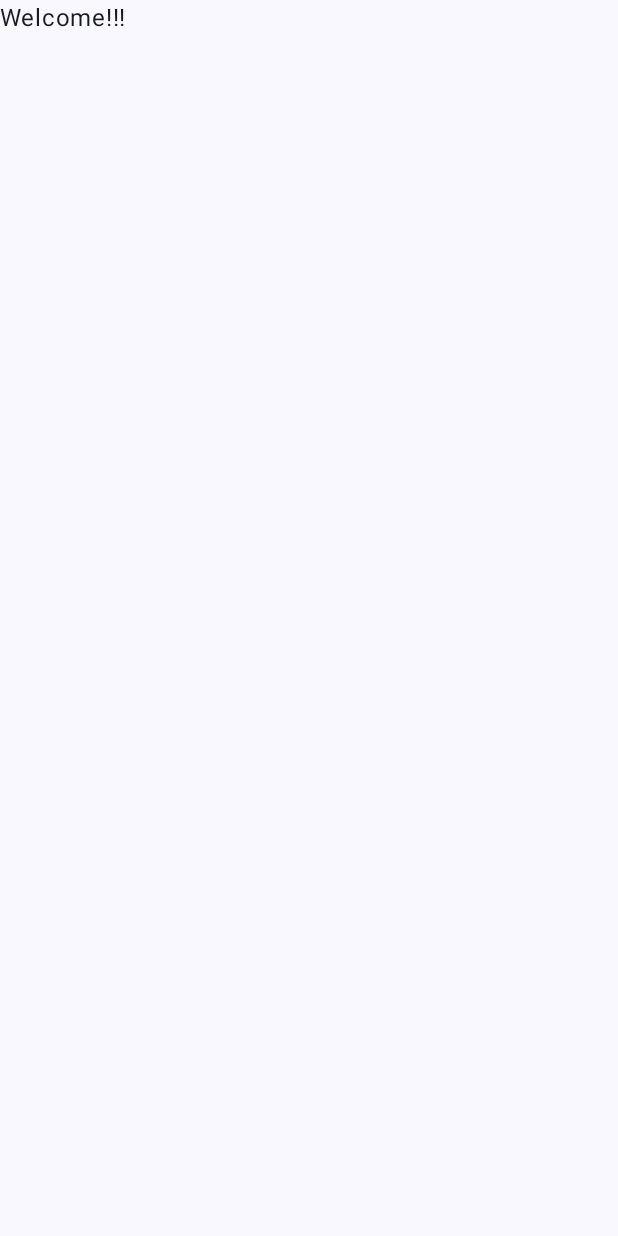
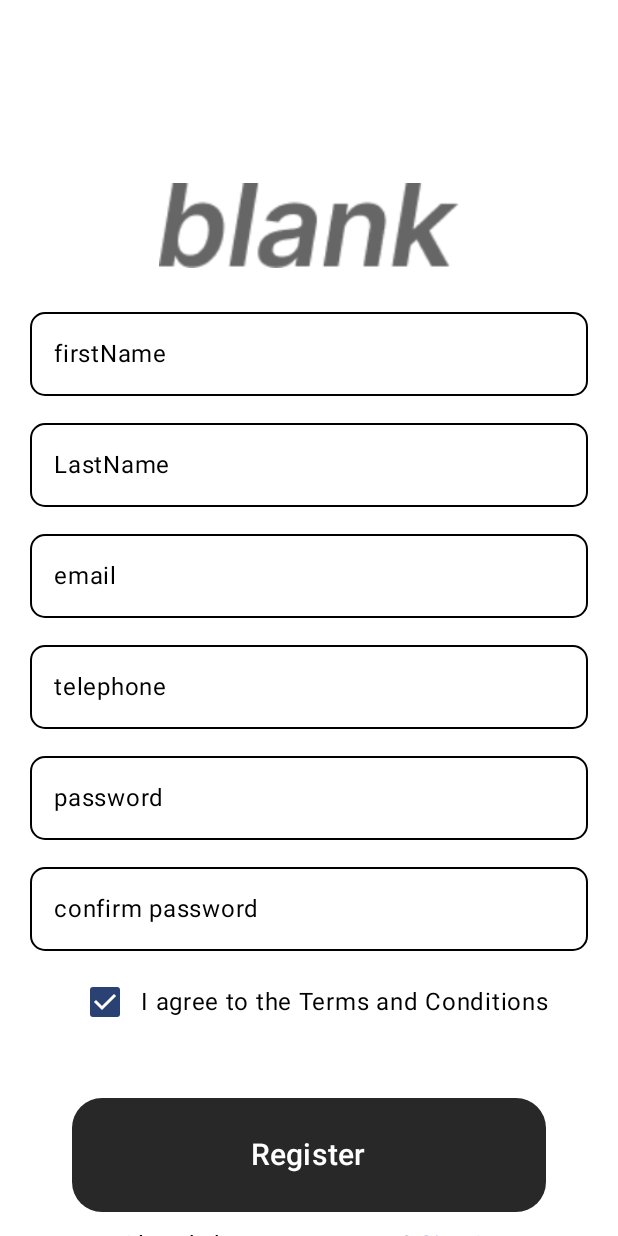
Before and after one commit to Jilly-del/Blank, an Android app built with Jetpack Compose: the sign_up screen opened through its navigation route, on a phone screen of 412 x 824 dp. Before the commit the screen is almost empty. Run offline under Robolectric (Android 15) with nearby library versions, the phone set to English and light mode, and no system bars.

Commit message:
added new screen, sign in, sign up and home screen

```diff
--- a/app/src/main/java/com/example/blank/MainActivity.kt
+++ b/app/src/main/java/com/example/blank/MainActivity.kt
@@ -10,6 +10,7 @@ import androidx.compose.foundation.layout.fillMaxSize
 import androidx.compose.material3.Scaffold
 import androidx.compose.ui.Modifier
 import com.example.blank.navigation.AppNavigation
+import com.example.blank.ui.screens.SignUp
 import com.example.blank.ui.theme.BlankTheme
 
 class MainActivity : ComponentActivity() {
--- a/app/src/main/java/com/example/blank/navigation/AppNavigation.kt
+++ b/app/src/main/java/com/example/blank/navigation/AppNavigation.kt
@@ -7,6 +7,8 @@ import androidx.navigation.compose.NavHost
 import androidx.navigation.compose.composable
 import androidx.navigation.compose.rememberNavController
 import com.example.blank.ui.screens.GetStarted
+import com.example.blank.ui.screens.Home
+import com.example.blank.ui.screens.SignIn
 import com.example.blank.ui.screens.SignUp
 
 @Composable
@@ -14,7 +16,9 @@ fun AppNavigation(modifier: Modifier = Modifier) {
     val navController : NavHostController = rememberNavController()
     NavHost(navController, startDestination = "get_started") {
         composable (route = "get_started"){ GetStarted(navController) }
-        composable(route = "sign_up") { SignUp() }
+        composable(route = "sign_up") { SignUp(navController) }
+        composable (route ="sign_in"){ SignIn(navController) }
+        composable (route = "Home") { Home() }
     }
 
 }
--- /dev/null
+++ b/app/src/main/java/com/example/blank/ui/components/InputField.kt
@@ -0,0 +1,38 @@
+package com.example.blank.ui.components
+
+
+import androidx.compose.foundation.layout.fillMaxWidth
+import androidx.compose.foundation.layout.padding
+import androidx.compose.foundation.shape.RoundedCornerShape
+import androidx.compose.material3.OutlinedTextField
+import androidx.compose.material3.OutlinedTextFieldDefaults
+import androidx.compose.material3.Text
+import androidx.compose.runtime.Composable
+import androidx.compose.ui.Modifier
+import androidx.compose.ui.graphics.Color
+
+import androidx.compose.ui.unit.dp
+
+
+@Composable
+fun InputField(name: String, label: String, onNameChange: (String) -> Unit ) {
+    OutlinedTextField(
+        modifier = Modifier.fillMaxWidth()
+            .padding(bottom = 10.dp),
+        value = name,
+        onValueChange = onNameChange,
+        label = {Text(label, color = Color.Black )},
+        shape = RoundedCornerShape(10.dp),
+        colors = OutlinedTextFieldDefaults.colors(
+            unfocusedBorderColor = Color.Black,
+            focusedBorderColor = Color.Black
+        )
+
+    )
+
+
+
+
+
+
+}
--- /dev/null
+++ b/app/src/main/java/com/example/blank/ui/components/NavigatiomButton.kt
@@ -0,0 +1,37 @@
+package com.example.blank.ui.components
+
+import androidx.compose.foundation.layout.Spacer
+import androidx.compose.foundation.layout.height
+import androidx.compose.foundation.layout.width
+import androidx.compose.foundation.shape.RoundedCornerShape
+import androidx.compose.material3.Button
+import androidx.compose.material3.ButtonDefaults
+import androidx.compose.material3.Text
+import androidx.compose.runtime.Composable
+import androidx.compose.ui.Modifier
+import androidx.compose.ui.graphics.Color
+import androidx.compose.ui.unit.dp
+import androidx.compose.ui.unit.sp
+import androidx.navigation.NavController
+
+@Composable
+fun NavigatiionButton(navController: NavController, route: String) {
+    Spacer(modifier = Modifier.height(40.dp))
+    Button(onClick = {
+        navController.navigate(route = route)
+    },
+        modifier = Modifier
+            .height(76.dp)
+            .width(316.dp),
+
+        colors = ButtonDefaults.buttonColors(
+            containerColor = Color(0xFF282828),
+            contentColor = Color.White,
+            disabledContentColor = Color.White,
+            disabledContainerColor = Color(0xFF282828)),
+        shape = RoundedCornerShape(20.dp)
+
+    ) {
+        Text("Register", fontSize = 20.sp)
+    }
+}
--- a/app/src/main/java/com/example/blank/ui/screens/SignUp.kt
+++ b/app/src/main/java/com/example/blank/ui/screens/SignUp.kt
@@ -1,10 +1,95 @@
 package com.example.blank.ui.screens
 
+import androidx.compose.foundation.Image
+import androidx.compose.foundation.background
+import androidx.compose.foundation.layout.Arrangement
+import androidx.compose.foundation.layout.Column
+import androidx.compose.foundation.layout.Row
+import androidx.compose.foundation.layout.Spacer
+import androidx.compose.foundation.layout.fillMaxSize
+import androidx.compose.foundation.layout.fillMaxWidth
+import androidx.compose.foundation.layout.height
+import androidx.compose.foundation.layout.padding
+import androidx.compose.foundation.layout.width
+import androidx.compose.foundation.shape.RoundedCornerShape
+import androidx.compose.material3.Button
+import androidx.compose.material3.ButtonDefaults
+import androidx.compose.material3.Checkbox
 import androidx.compose.material3.Text
 import androidx.compose.runtime.Composable
+import androidx.compose.runtime.getValue
+import androidx.compose.runtime.mutableStateOf
+import androidx.compose.runtime.remember
+import androidx.compose.runtime.setValue
+import androidx.compose.ui.Alignment
 import androidx.compose.ui.Modifier
+import androidx.compose.ui.graphics.Color
+import com.example.blank.R
+import androidx.compose.ui.res.painterResource
+import androidx.compose.ui.text.SpanStyle
+import androidx.compose.ui.text.buildAnnotatedString
+import androidx.compose.ui.text.withStyle
+import androidx.compose.ui.unit.dp
+import androidx.compose.ui.unit.sp
+import androidx.navigation.NavController
+import com.example.blank.ui.components.InputField
+import com.example.blank.ui.components.NavigatiionButton
 
 @Composable
-fun SignUp(modifier: Modifier = Modifier) {
-    Text("Welcome!!!")
+fun SignUp(navController: NavController) {
+    var firstName by remember { mutableStateOf("") }
+    var lastName by remember { mutableStateOf("") }
+    var email by remember { mutableStateOf("") }
+    var telePhone by remember { mutableStateOf("") }
+    var passWord by remember { mutableStateOf("") }
+    var confirmPassWord by remember { mutableStateOf("") }
+    var check by remember { mutableStateOf(true) }
+    Column( modifier = Modifier
+        .fillMaxSize()
+        .background(color = Color.White)
+        .padding(top = 100.dp, start = 20.dp, end = 20.dp),
+        horizontalAlignment = Alignment.CenterHorizontally
+
+    ){
+        Image(
+            painter = painterResource(id = R.drawable.logo),
+            contentDescription = "logo",
+            modifier = Modifier
+                .height(100.dp)
+                .width(200.dp)
+        )
+
+        InputField(name = firstName, label = "firstName", onNameChange ={firstName = it} )
+        InputField(name = lastName, label = "LastName", onNameChange ={lastName = it} )
+        InputField(name = email, label = "email", onNameChange ={email = it} )
+        InputField(name = telePhone, label = "telephone", onNameChange ={telePhone = it} )
+        InputField(name = passWord, label = "password", onNameChange ={passWord = it} )
+        InputField(name = confirmPassWord, label = "confirm password", onNameChange ={confirmPassWord = it} )
+        Row(
+            modifier = Modifier.fillMaxWidth(),
+            horizontalArrangement = Arrangement.Center,
+            verticalAlignment = Alignment.CenterVertically
+
+        ) {
+            Checkbox(checked = check, onCheckedChange = {check = it})
+            Text("I agree to the Terms and Conditions", color = Color.Black)
+        }
+        NavigatiionButton(navController, route = "sign_in")
+        Spacer(modifier = Modifier.height(10.dp))
+        Text(buildAnnotatedString {
+            withStyle(
+                SpanStyle(color = Color.Black)
+            ) {
+                append("Already have an account?",) }
+            append(" ")
+            withStyle (
+                SpanStyle(color = Color.Blue)
+        ){
+                append("Sign In")
+            }
+
+
 }
+            )
+        }
+}
```
Also changed, not shown: app/src/main/java/com/example/blank/ui/screens/GetStarted.kt (+2 -18 lines), app/src/main/java/com/example/blank/ui/screens/Home.kt (added, +10 -0 lines), app/src/main/java/com/example/blank/ui/screens/SignIn.kt (added, +50 -0 lines), app/src/main/res/drawable/logo.png (added).
